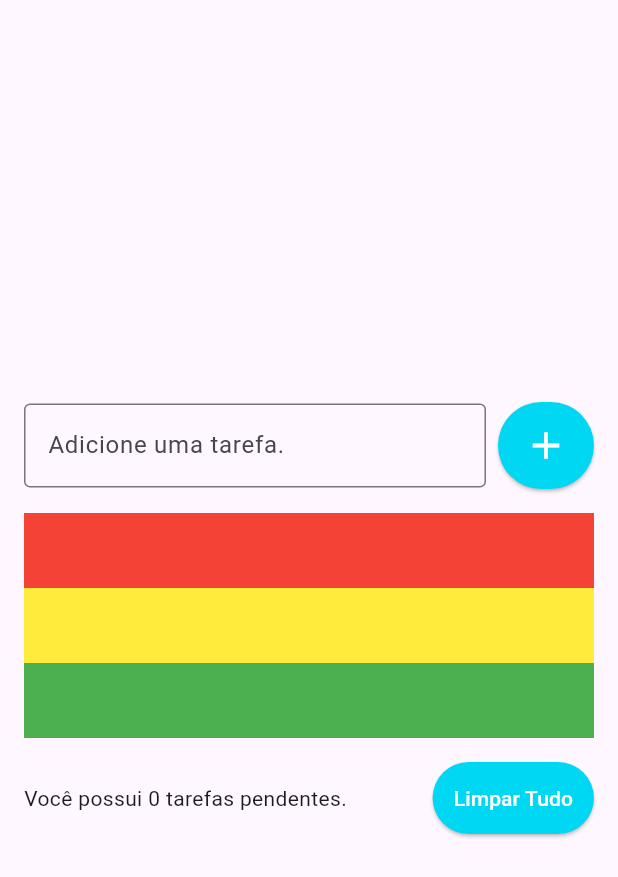
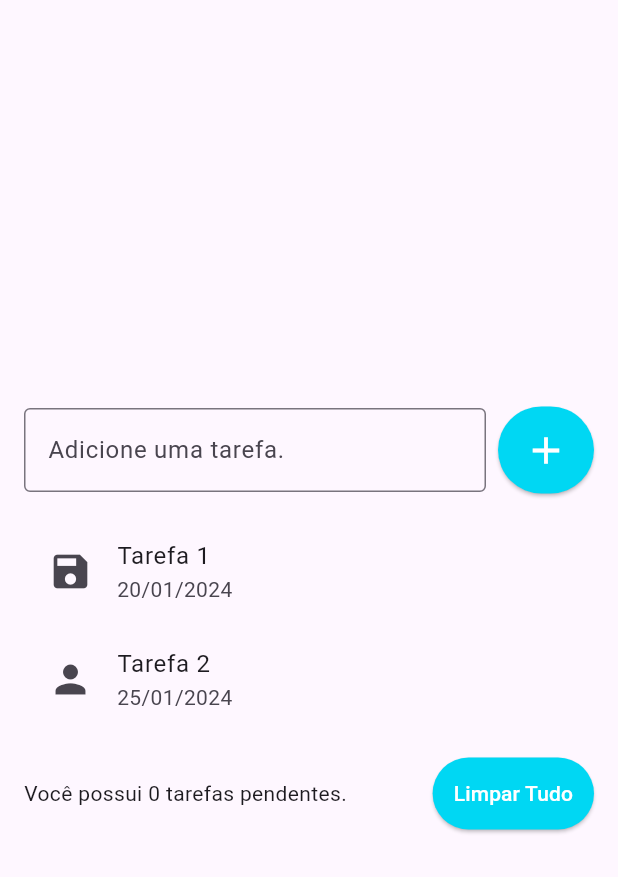
Before and after one commit to iraponan/todo_list, a Flutter app: the screen it shows after launch, on a phone screen of 412 x 824 dp. Shown: the top 877 px of the screen. Run offline on Flutter 3.47's test engine with Material 3 defaults, Android fonts, the phone set to English and light mode, and no system bars.

Commit message:
Criando o componete ListTile.

```diff
--- a/lib/pages/todo_list_page.dart
+++ b/lib/pages/todo_list_page.dart
@@ -54,18 +54,28 @@ class TodoListPage extends StatelessWidget {
               ListView(
                 shrinkWrap: true,
                 children: [
-                  Container(
-                    color: Colors.red,
-                    height: 50,
+                  ListTile(
+                    title: const Text('Tarefa 1'),
+                    subtitle: const Text('20/01/2024'),
+                    leading: const Icon(
+                      Icons.save,
+                      size: 30,
+                    ),
+                    onTap: () {
+                      print('Tarefa 1');
+                    },
                   ),
-                  Container(
-                    color: Colors.yellow,
-                    height: 50,
+                  ListTile(
+                    title: const Text('Tarefa 2'),
+                    subtitle: const Text('25/01/2024'),
+                    leading: const Icon(
+                      Icons.person,
+                      size: 30,
+                    ),
+                    onTap: () {
+                      print('Tarefa 2');
+                    },
                   ),
-                  Container(
-                    color: Colors.green,
-                    height: 50,
-                  )
                 ],
               ),
               const SizedBox(
```
